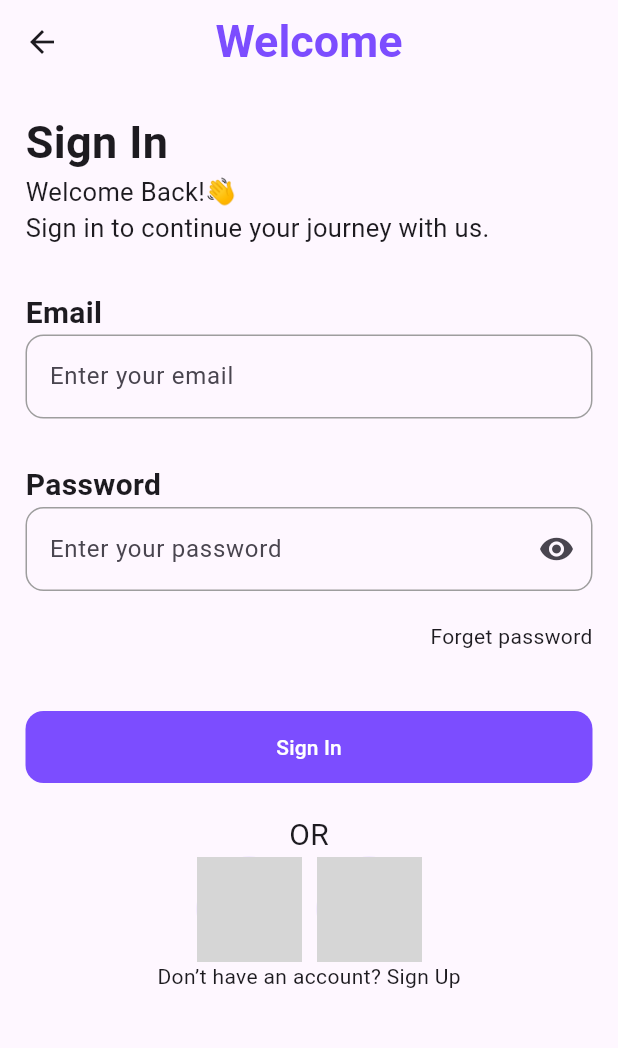
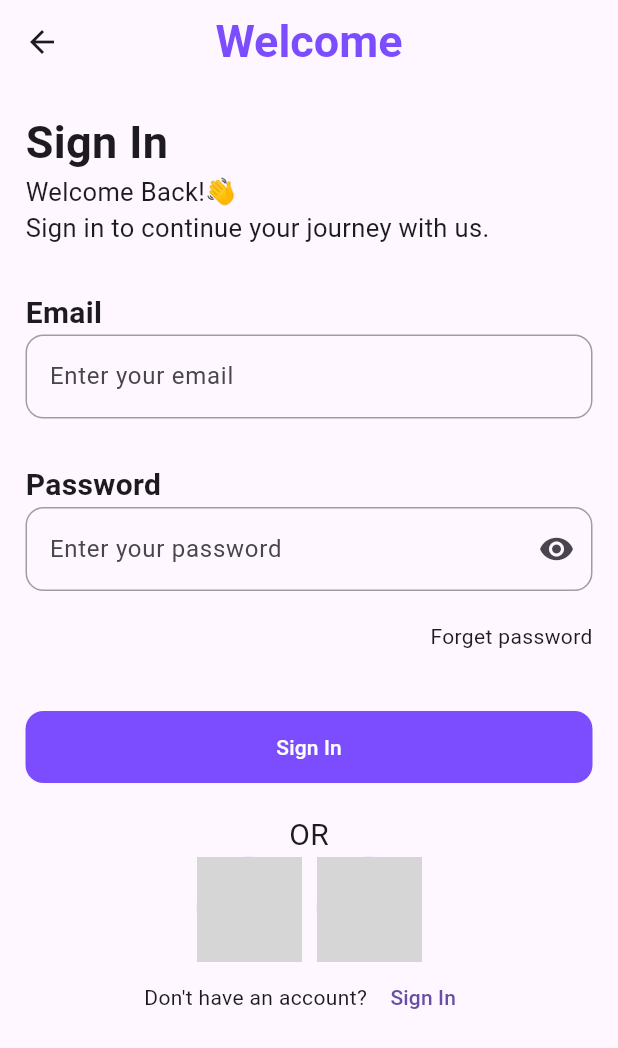
Before and after one commit to biniKin/GDG_G6, a Flutter app: the SignInPage screen opened directly, on a phone screen of 412 x 824 dp. Shown: the top 1048 px of the screen. Run offline on Flutter 3.47's test engine with Material 3 defaults, Android fonts, the phone set to English and light mode, and no system bars; our stand-ins replace bloc, cloud_firestore, firebase_auth, firebase_core, flutter_bloc, google_fonts and 1 more; accounts and stored records are empty; network calls fail; grey boxes are pictures that could not be loaded.

Commit message:
adding togle functionality

```diff
--- a/task10/lib/presentation/Sign-in/sign_in.dart
+++ b/task10/lib/presentation/Sign-in/sign_in.dart
@@ -2,6 +2,7 @@ import 'package:firebase_auth/firebase_auth.dart';
 import 'package:flutter/material.dart';
 import 'package:task10/auth_service.dart';
 import 'package:task10/presentation/home/homePage.dart';
+import 'package:task10/presentation/sign-up/sign_up.dart';
 
 class SignInPage extends StatefulWidget {
   const SignInPage({super.key});
@@ -14,6 +15,7 @@ class _HomeState extends State<SignInPage> {
   final TextEditingController emailController = TextEditingController();
   final TextEditingController passwordController = TextEditingController();
   final AuthService auth = AuthService();
+  bool isObscure = true;
 
   @override
   Widget build(BuildContext context) {
@@ -103,9 +105,18 @@ class _HomeState extends State<SignInPage> {
               ),
               TextField(
                 controller: passwordController,
-                obscureText: true,
+                obscureText: isObscure,
                 decoration: InputDecoration(
-                  suffixIcon: Icon(Icons.remove_red_eye),
+                  suffixIcon: IconButton(
+                    onPressed: () {
+                      setState(() {
+                        isObscure = !isObscure;
+                      });
+                    },
+                    icon: isObscure
+                        ? Icon(Icons.visibility)
+                        : Icon(Icons.visibility_off),
+                  ),
                   hintText: "Enter your password",
                   enabledBorder: OutlineInputBorder(
                     borderRadius: BorderRadius.circular(12),
@@ -191,7 +202,19 @@ class _HomeState extends State<SignInPage> {
                   ),
                 ],
               ),
-              Text("Don’t have an account? Sign Up")
+              Row(
+                mainAxisAlignment: MainAxisAlignment.center,
+                children: [
+                  Text("Don't have an account?"),
+                  TextButton(
+                    onPressed: () {
+                      Navigator.of(context).push(MaterialPageRoute(
+                          builder: (context) => SignUpPage()));
+                    },
+                    child: Text(" Sign In"),
+                  ),
+                ],
+              )
             ],
           ),
         ),
```
Also changed, not shown: task10/lib/presentation/sign-up/sign_up.dart (+12 -2 lines).
